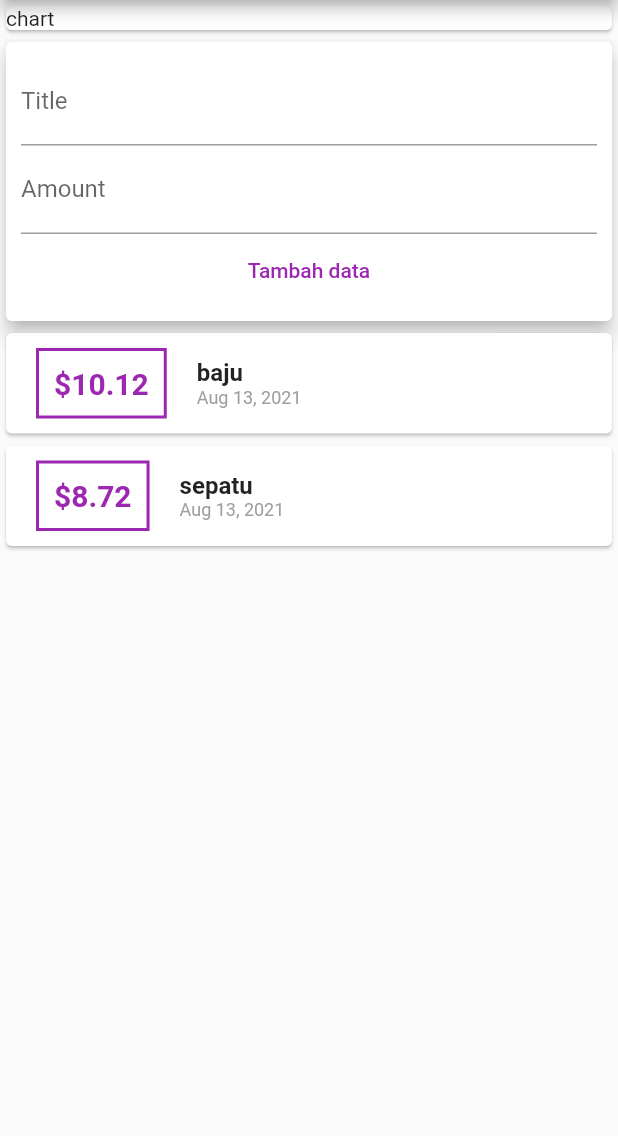
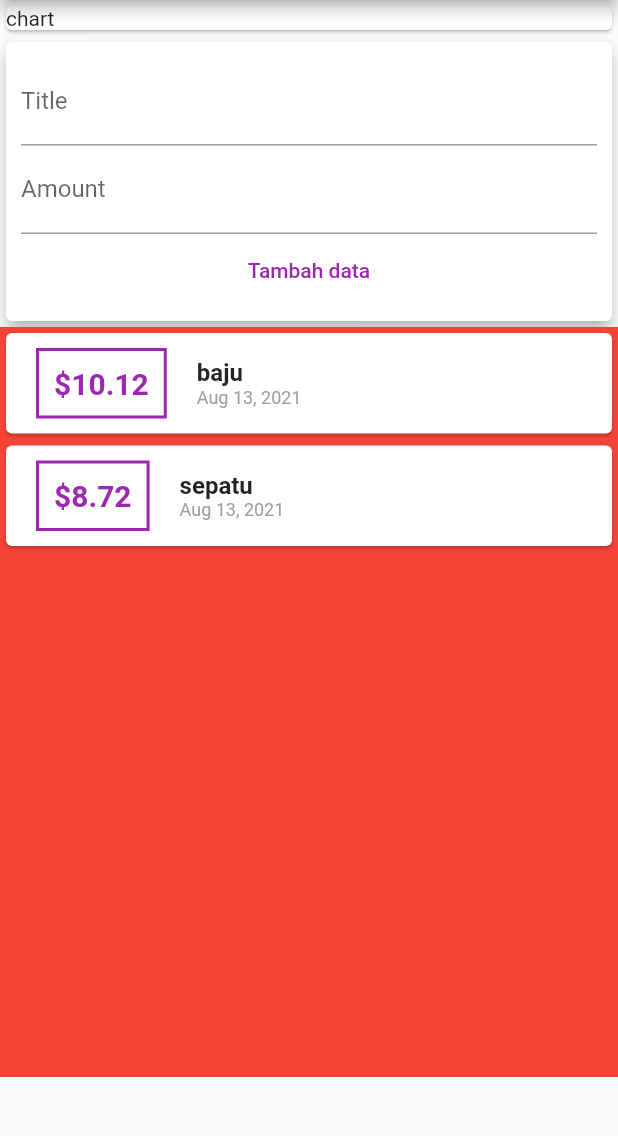
Before and after one commit to cahsul/learn-flutter-dart-to-build-ios-android-apps, a Flutter app: the screen it shows after launch, on a phone screen of 412 x 824 dp, the part 84-1220 px from its top. Run offline on Flutter 3.47's test engine with Material 2 defaults, Android fonts, the phone set to English and light mode, and no system bars.

Commit message:
ListView

```diff
--- a/personal_expenses/lib/main.dart
+++ b/personal_expenses/lib/main.dart
@@ -16,7 +16,8 @@ class MyApp extends StatelessWidget {
       home: Scaffold(
         appBar: AppBar(title: Text("Personal Expenses"),),
 
-        body: Column(
+        body: SingleChildScrollView(
+          child: Column(
             mainAxisAlignment: MainAxisAlignment.start,
             crossAxisAlignment: CrossAxisAlignment.stretch,
             children: [
@@ -31,6 +32,7 @@ class MyApp extends StatelessWidget {
             ],
           ),
         ),
+      ),
     );
   }
 }
--- a/personal_expenses/lib/widgets/transactionList.dart
+++ b/personal_expenses/lib/widgets/transactionList.dart
@@ -8,7 +8,12 @@ class TransactionList extends StatelessWidget {
 
   @override
   Widget build(BuildContext context) {
-    return Column( children: _transactions.map((item) {
+    return Container(
+      color: Colors.red,
+      height: 500,
+      child: ListView.builder(
+        itemCount: _transactions.length,
+        itemBuilder: (ctx, i) {
           return Card(
             child: Row(
 
@@ -19,7 +24,7 @@ class TransactionList extends StatelessWidget {
                     padding: EdgeInsets.all(10),
                     // width: 80,
                     decoration: BoxDecoration(border: Border.all(color: Colors.purple, width: 2) ),
-                child: Text( '\$${item.amount}',
+                    child: Text( '\$${_transactions[i].amount}',
                       style: TextStyle(color: Colors.purple, fontSize: 20, fontWeight: FontWeight.bold ),
                     )
                 ),
@@ -30,12 +35,12 @@ class TransactionList extends StatelessWidget {
                   children: [
 
                     //== title
-                Text(item.title,
+                    Text(_transactions[i].title,
                       style: TextStyle(fontWeight: FontWeight.bold, fontSize: 16),
                     ),
 
                     // date
-                Text( DateFormat.yMMMd().format(item.date),
+                    Text( DateFormat.yMMMd().format(_transactions[i].date),
                       style: TextStyle(fontSize: 12, color: Colors.grey),
                     ),
                   ],
@@ -44,7 +49,8 @@ class TransactionList extends StatelessWidget {
               ],
             ),
           );
-    }).toList(),
+        },
+      ),
     );
   }
 }
```
Lines whose indentation alone changed are shown as unchanged.
